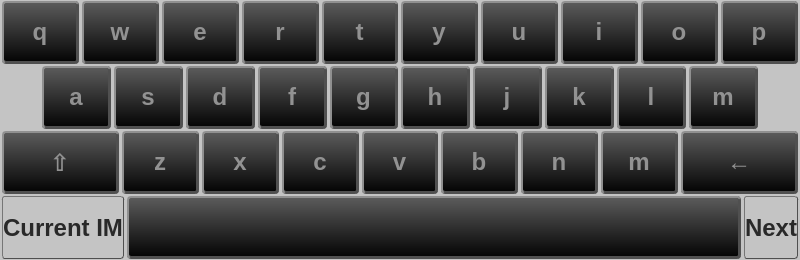
Qt form src/QVirtualKeyboard.ui (drradwan/Qin) before a commit.
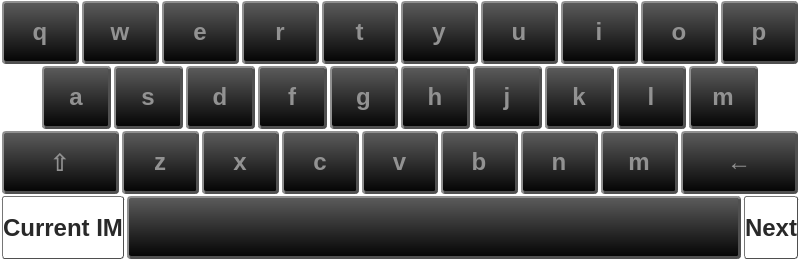
The same form after that commit.

Patch:
```diff
--- a/src/QVirtualKeyboard.ui
+++ b/src/QVirtualKeyboard.ui
@@ -28,7 +28,8 @@
   <property name="styleSheet">
    <string notr="true">QWidget {
 	/* Normal */
-    background: #C4C4C4;
+    //background: #C4C4C4;
+    background: rgba(255, 255, 255, 0);
 }
 
 QPushButton {
```
